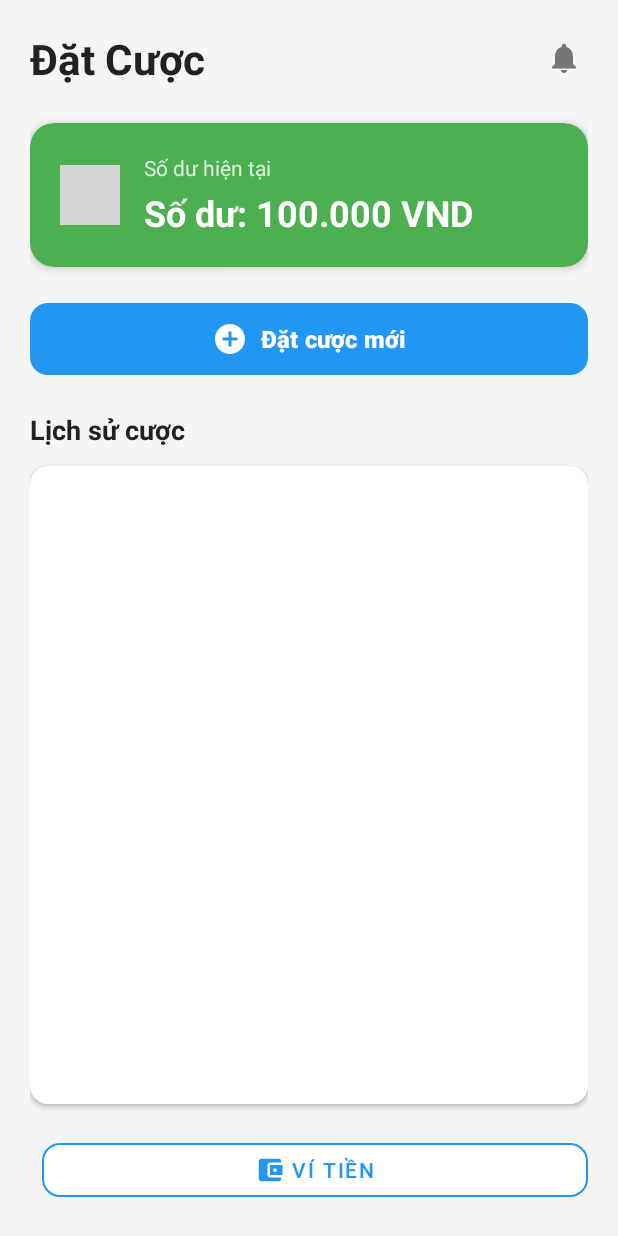
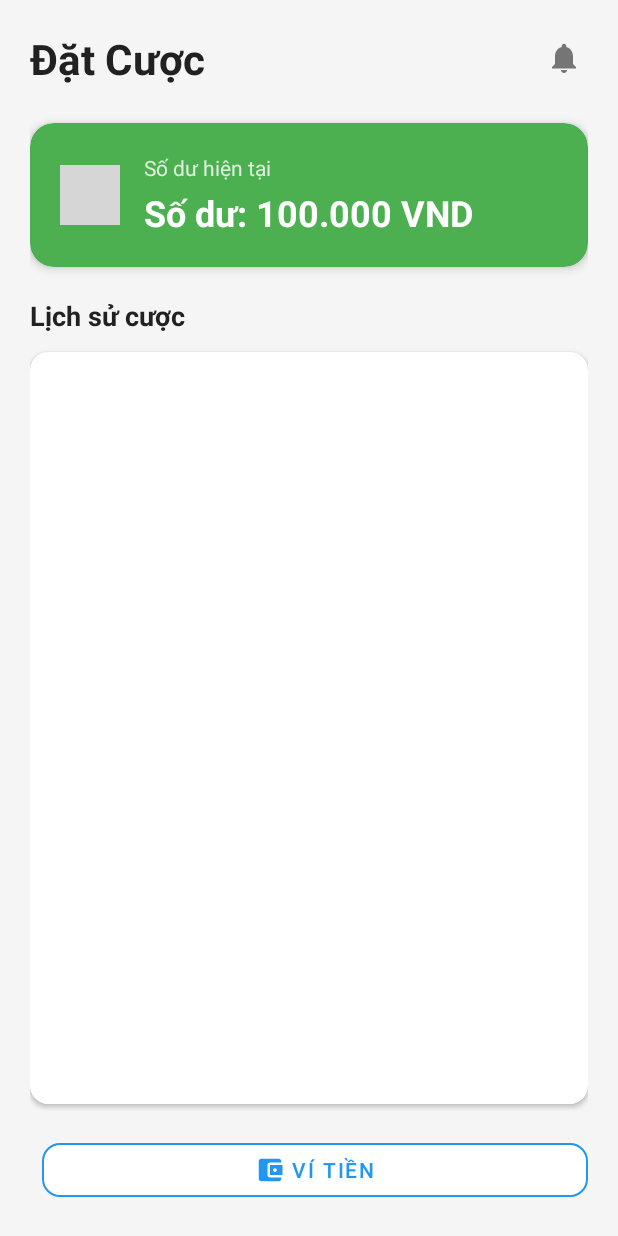
Before and after one commit to Yurucamp123/PRM392_MiniProject, an Android app: the screen it shows after launch (BetActivity), on a phone screen of 412 x 824 dp. Run offline under Robolectric (Android 15) with nearby library versions, the phone set to English and light mode, and no system bars; 2 statements that could not run were skipped; grey boxes are pictures that could not be loaded.

Commit message:
fix BetActivity3

```diff
--- a/app/src/main/res/layout/activity_bet.xml
+++ b/app/src/main/res/layout/activity_bet.xml
@@ -90,24 +90,24 @@
 
     </androidx.cardview.widget.CardView>
 
-    <!-- New Bet Button -->
-    <com.google.android.material.button.MaterialButton
-        android:id="@+id/btnAddBet"
-        android:layout_width="match_parent"
-        android:layout_height="56dp"
-        android:text="Đặt cược mới"
-        android:textSize="16sp"
-        android:textStyle="bold"
-        android:textColor="@color/white"
-        app:backgroundTint="@color/primary_color"
-        app:cornerRadius="12dp"
-        app:icon="@drawable/ic_add_circle"
-        app:iconGravity="textStart"
-        app:iconSize="24dp"
-        app:iconTint="@color/white"
-        android:layout_marginBottom="20dp"
-        android:elevation="2dp"
-        app:rippleColor="@color/primary_ripple" />
+<!--    &lt;!&ndash; New Bet Button &ndash;&gt;-->
+<!--    <com.google.android.material.button.MaterialButton-->
+<!--        android:id="@+id/btnAddBet"-->
+<!--        android:layout_width="match_parent"-->
+<!--        android:layout_height="56dp"-->
+<!--        android:text="Đặt cược mới"-->
+<!--        android:textSize="16sp"-->
+<!--        android:textStyle="bold"-->
+<!--        android:textColor="@color/white"-->
+<!--        app:backgroundTint="@color/primary_color"-->
+<!--        app:cornerRadius="12dp"-->
+<!--        app:icon="@drawable/ic_add_circle"-->
+<!--        app:iconGravity="textStart"-->
+<!--        app:iconSize="24dp"-->
+<!--        app:iconTint="@color/white"-->
+<!--        android:layout_marginBottom="20dp"-->
+<!--        android:elevation="2dp"-->
+<!--        app:rippleColor="@color/primary_ripple" />-->
 
     <!-- Recent Bets Section -->
     <TextView
```
